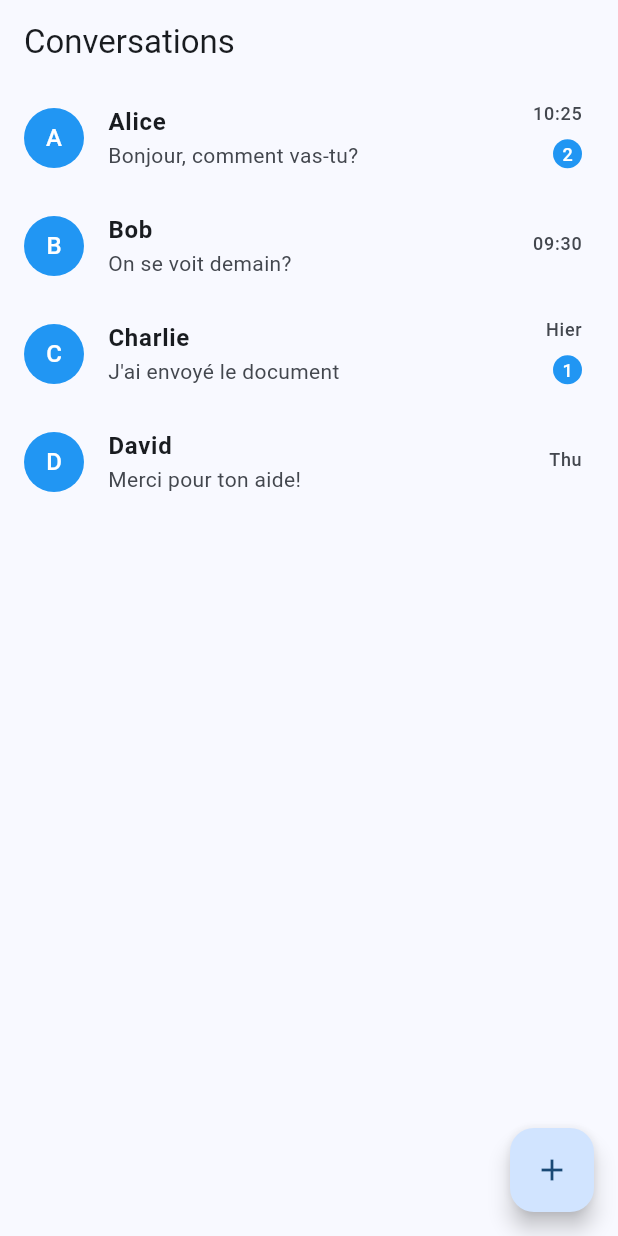
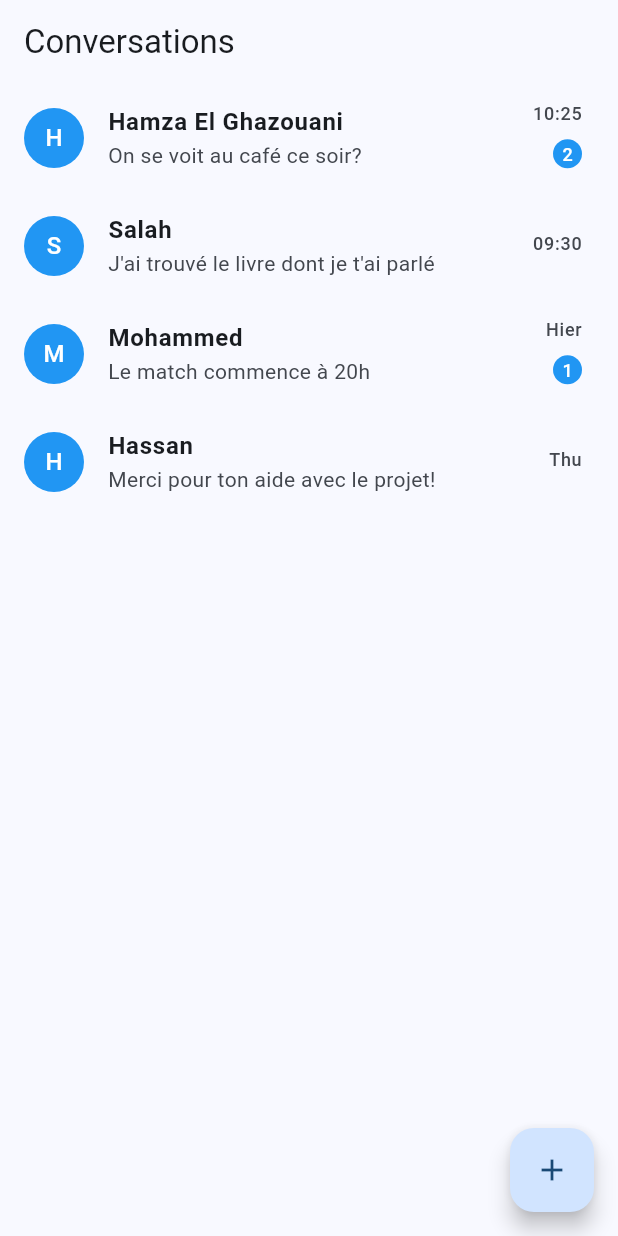
Before and after one commit to Hamzaelghazouani1/chat_app, a Flutter app: the screen it shows after launch, on a phone screen of 412 x 824 dp. Run offline on Flutter 3.47's test engine with Material 3 defaults, Android fonts, the phone set to English and light mode, and no system bars; our stand-ins replace equatable, flutter_bloc.

Commit message:
final commit

```diff
--- a/lib/data/mock_data.dart
+++ b/lib/data/mock_data.dart
@@ -5,29 +5,29 @@ import 'package:chat_app/models/message.dart';
 final List<Conversation> mockConversations = [
   Conversation(
     id: '1',
-    contactName: 'Alice',
-    lastMessage: 'Bonjour, comment vas-tu?',
+    contactName: 'Hamza El Ghazouani',
+    lastMessage: 'On se voit au café ce soir?',
     timestamp: DateTime.now().subtract(const Duration(minutes: 5)),
     unreadCount: 2,
   ),
   Conversation(
     id: '2',
-    contactName: 'Bob',
-    lastMessage: 'On se voit demain?',
+    contactName: 'Salah',
+    lastMessage: 'J\'ai trouvé le livre dont je t\'ai parlé',
     timestamp: DateTime.now().subtract(const Duration(hours: 1)),
     unreadCount: 0,
   ),
   Conversation(
     id: '3',
-    contactName: 'Charlie',
-    lastMessage: 'J\'ai envoyé le document',
+    contactName: 'Mohammed',
+    lastMessage: 'Le match commence à 20h',
     timestamp: DateTime.now().subtract(const Duration(days: 1)),
     unreadCount: 1,
   ),
   Conversation(
     id: '4',
-    contactName: 'David',
-    lastMessage: 'Merci pour ton aide!',
+    contactName: 'Hassan',
+    lastMessage: 'Merci pour ton aide avec le projet!',
     timestamp: DateTime.now().subtract(const Duration(days: 2)),
     unreadCount: 0,
   ),
@@ -39,7 +39,7 @@ final Map<String, List<Message>> mockMessages = {
     Message(
       id: '101',
       conversationId: '1',
-      content: 'Salut Alice!',
+      content: 'Salut Hamza!',
       isMe: true,
       timestamp: DateTime.now().subtract(const Duration(days: 1, hours: 1)),
     ),
@@ -53,28 +53,28 @@ final Map<String, List<Message>> mockMessages = {
     Message(
       id: '103',
       conversationId: '1',
-      content: 'Je vais bien, merci. Et toi?',
+      content: 'Très bien, merci. Tu as des plans pour ce weekend?',
       isMe: true,
       timestamp: DateTime.now().subtract(const Duration(hours: 6)),
     ),
     Message(
       id: '104',
       conversationId: '1',
-      content: 'Très bien! Tu fais quoi ce weekend?',
+      content: 'Je pensais aller au cinéma. Tu veux venir?',
       isMe: false,
       timestamp: DateTime.now().subtract(const Duration(hours: 5)),
     ),
     Message(
       id: '105',
       conversationId: '1',
-      content: 'Je n\'ai pas encore de plans',
+      content: 'Bonne idée! Quel film?',
       isMe: true,
       timestamp: DateTime.now().subtract(const Duration(minutes: 30)),
     ),
     Message(
       id: '106',
       conversationId: '1',
-      content: 'Bonjour, comment vas-tu?',
+      content: 'On se voit au café ce soir?',
       isMe: false,
       timestamp: DateTime.now().subtract(const Duration(minutes: 5)),
     ),
@@ -83,28 +83,28 @@ final Map<String, List<Message>> mockMessages = {
     Message(
       id: '201',
       conversationId: '2',
-      content: 'Salut Bob, tu es libre demain?',
+      content: 'Salah, tu as trouvé ce livre sur le développement Flutter?',
       isMe: true,
       timestamp: DateTime.now().subtract(const Duration(hours: 2)),
     ),
     Message(
       id: '202',
       conversationId: '2',
-      content: 'Oui, pourquoi?',
+      content: 'Oui, je l\'ai vu à la librairie du centre',
       isMe: false,
       timestamp: DateTime.now().subtract(const Duration(hours: 1, minutes: 30)),
     ),
     Message(
       id: '203',
       conversationId: '2',
-      content: 'On pourrait aller au cinéma',
+      content: 'Super! Je vais y passer demain',
       isMe: true,
       timestamp: DateTime.now().subtract(const Duration(hours: 1, minutes: 15)),
     ),
     Message(
       id: '204',
       conversationId: '2',
-      content: 'On se voit demain?',
+      content: 'J\'ai trouvé le livre dont je t\'ai parlé',
       isMe: false,
       timestamp: DateTime.now().subtract(const Duration(hours: 1)),
     ),
@@ -113,21 +113,21 @@ final Map<String, List<Message>> mockMessages = {
     Message(
       id: '301',
       conversationId: '3',
-      content: 'Bonjour Charlie, peux-tu m\'envoyer le document?',
+      content: 'Mohammed, on regarde le match ensemble ce soir?',
       isMe: true,
       timestamp: DateTime.now().subtract(const Duration(days: 1, hours: 12)),
     ),
     Message(
       id: '302',
       conversationId: '3',
-      content: 'Bien sûr, je te l\'envoie tout de suite',
+      content: 'Bien sûr! Chez moi ou chez toi?',
       isMe: false,
       timestamp: DateTime.now().subtract(const Duration(days: 1, hours: 6)),
     ),
     Message(
       id: '303',
       conversationId: '3',
-      content: 'J\'ai envoyé le document',
+      content: 'Le match commence à 20h',
       isMe: false,
       timestamp: DateTime.now().subtract(const Duration(days: 1)),
     ),
@@ -136,21 +136,21 @@ final Map<String, List<Message>> mockMessages = {
     Message(
       id: '401',
       conversationId: '4',
-      content: 'David, j\'ai besoin d\'aide pour le projet',
+      content: 'Hassan, j\'ai besoin d\'aide pour le projet Flutter',
       isMe: true,
       timestamp: DateTime.now().subtract(const Duration(days: 3)),
     ),
     Message(
       id: '402',
       conversationId: '4',
-      content: 'Pas de problème, je peux t\'aider',
+      content: 'Pas de problème, je peux t\'aider. Qu\'est-ce qui ne va pas?',
       isMe: false,
       timestamp: DateTime.now().subtract(const Duration(days: 2, hours: 12)),
     ),
     Message(
       id: '403',
       conversationId: '4',
-      content: 'Merci pour ton aide!',
+      content: 'Merci pour ton aide avec le projet!',
       isMe: true,
       timestamp: DateTime.now().subtract(const Duration(days: 2)),
     ),
```
Also changed, not shown: lib/screens/conversation_detail_screen.dart (+165 -67 lines), 1 other file.
